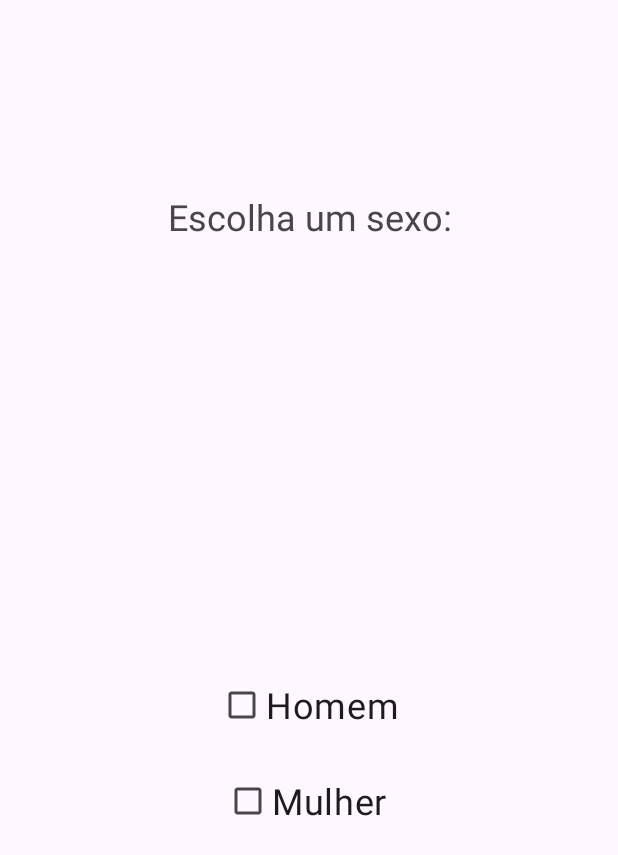
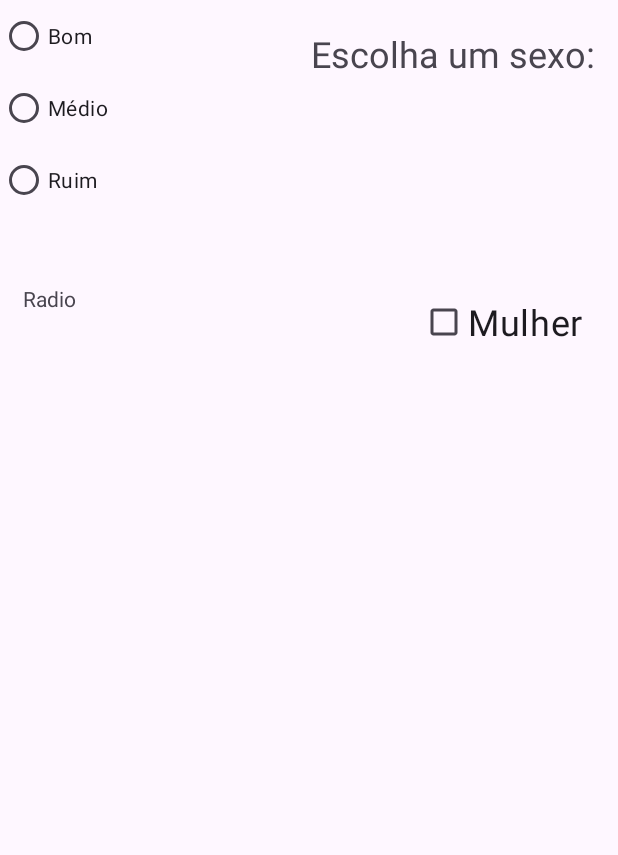
Before and after one commit to gabrel-dias/AndroidStudio, an Android app: the screen it shows after launch (MainActivity), on a phone screen of 412 x 824 dp. Shown: the top 855 px of the screen. Run offline under Robolectric (Android 15) with nearby library versions, the phone set to English and light mode, and no system bars.

Commit message:
aprendendo radios

```diff
--- a/TestesUdemy/app/src/main/java/com/tecdias/testesudemy/MainActivity.java
+++ b/TestesUdemy/app/src/main/java/com/tecdias/testesudemy/MainActivity.java
@@ -26,7 +26,7 @@ public class MainActivity extends AppCompatActivity {
 
         CheckBox homem = findViewById(R.id.homem);
         CheckBox mulher = findViewById(R.id.mulher);
-        TextView texto = findViewById(R.id.textView);
+        TextView texto = findViewById(R.id.txtRadio);
 
         homem.setOnClickListener(new View.OnClickListener() {
             @Override
--- a/TestesUdemy/app/src/main/res/layout/activity_main.xml
+++ b/TestesUdemy/app/src/main/res/layout/activity_main.xml
@@ -10,41 +10,76 @@
 
 
     <TextView
-        android:id="@+id/textView"
+        android:id="@+id/txtCheckbox"
         android:layout_width="wrap_content"
         android:layout_height="wrap_content"
-        android:layout_marginTop="128dp"
+        android:layout_marginTop="19dp"
+        android:layout_marginEnd="16dp"
         android:foregroundGravity="center"
         android:gravity="center"
         android:text="Escolha um sexo:"
         android:textSize="24sp"
         app:layout_constraintEnd_toEndOf="parent"
-        app:layout_constraintHorizontal_bias="0.499"
-        app:layout_constraintStart_toStartOf="parent"
         app:layout_constraintTop_toTopOf="parent" />
+
+    <CheckBox
+        android:id="@+id/homem"
+        android:layout_width="wrap_content"
+        android:layout_height="wrap_content"
+        android:layout_marginTop="45dp"
+        android:layout_marginEnd="16dp"
+        android:layout_marginBottom="45dp"
+        android:text="Homem"
+        android:textSize="24sp"
+        app:layout_constraintBottom_toTopOf="@+id/txtRadio"
+        app:layout_constraintEnd_toEndOf="parent"
+        app:layout_constraintTop_toBottomOf="@+id/txtRadio" />
 
     <CheckBox
         android:id="@+id/mulher"
         android:layout_width="wrap_content"
         android:layout_height="wrap_content"
-        android:layout_marginStart="4dp"
         android:layout_marginTop="16dp"
+        android:layout_marginEnd="23dp"
         android:text="Mulher"
         android:textSize="24sp"
-        app:layout_constraintStart_toStartOf="@+id/homem"
+        app:layout_constraintEnd_toEndOf="parent"
         app:layout_constraintTop_toBottomOf="@+id/homem" />
 
-    <CheckBox
-        android:id="@+id/homem"
+    <RadioGroup
+        android:id="@+id/radioGroup"
         android:layout_width="wrap_content"
         android:layout_height="wrap_content"
-        android:text="Homem"
-        android:textSize="24sp"
-        app:layout_constraintBottom_toBottomOf="parent"
-        app:layout_constraintEnd_toEndOf="parent"
-        app:layout_constraintHorizontal_bias="0.499"
         app:layout_constraintStart_toStartOf="parent"
-        app:layout_constraintTop_toTopOf="parent"
-        app:layout_constraintVertical_bias="0.575" />
+        app:layout_constraintTop_toTopOf="parent">
+
+        <RadioButton
+            android:id="@+id/radioButton"
+            android:layout_width="match_parent"
+            android:layout_height="wrap_content"
+            android:text="Bom" />
+
+        <RadioButton
+            android:id="@+id/radioButton2"
+            android:layout_width="match_parent"
+            android:layout_height="wrap_content"
+            android:text="Médio" />
+
+        <RadioButton
+            android:id="@+id/radioButton3"
+            android:layout_width="match_parent"
+            android:layout_height="wrap_content"
+            android:text="Ruim" />
+    </RadioGroup>
+
+    <TextView
+        android:id="@+id/txtRadio"
+        android:layout_width="wrap_content"
+        android:layout_height="wrap_content"
+        android:layout_marginStart="15dp"
+        android:layout_marginTop="45dp"
+        android:text="Radio"
+        app:layout_constraintStart_toStartOf="parent"
+        app:layout_constraintTop_toBottomOf="@+id/radioGroup" />
 
 </androidx.constraintlayout.widget.ConstraintLayout>
```
